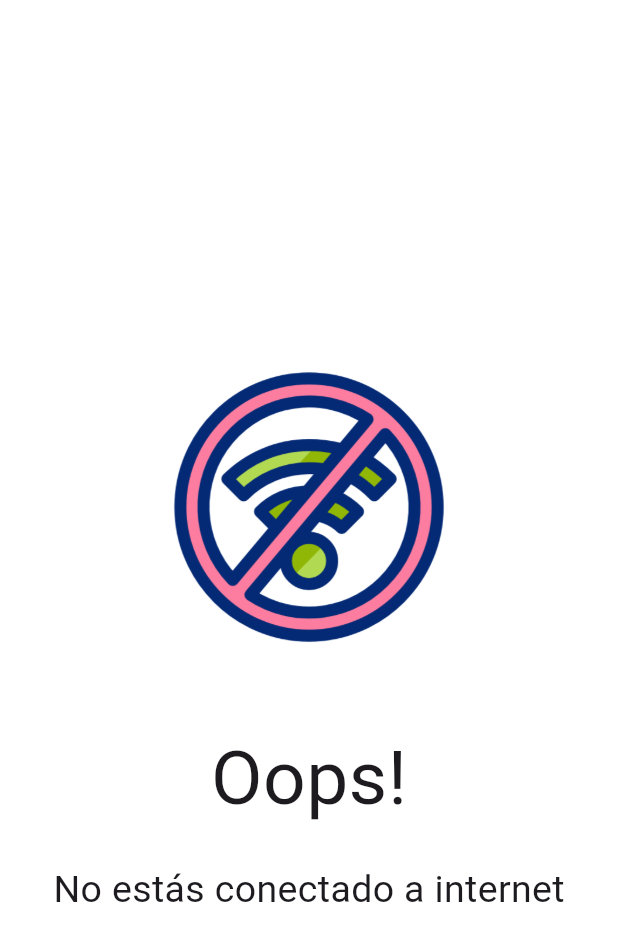
After one commit to jdmc-unah/Book-and-Play-Admin, a Flutter app: the ErrorConexion screen opened by its route, on a phone screen of 412 x 824 dp. The commit adds this screen. Shown: the top 941 px of the screen. Run offline on Flutter 3.47's test engine with Material 3 defaults, Android fonts, the phone set to English and light mode, and no system bars; our stand-ins replace cloud_firestore, firebase_auth, firebase_core, get, get_storage, go_router and 1 more; accounts and stored records are empty; generated files the repository leaves out were written again.

Commit message:
funcionalidad para evitar que app abra sin internet

```diff
--- a/bookandplay_admin/lib/main.dart
+++ b/bookandplay_admin/lib/main.dart
@@ -1,15 +1,22 @@
+import 'dart:async';
+
 import 'package:bookandplay_admin/controladores/filtro_controlador.dart';
+import 'package:bookandplay_admin/vistas/informacion_usuario.dart';
+import 'package:bookandplay_admin/widgets/error_conexion.dart';
 import 'package:bookandplay_admin/estilos/colores.dart';
 import 'package:bookandplay_admin/firebase_options.dart';
 import 'package:bookandplay_admin/vistas/crud_cancha.dart';
 import 'package:bookandplay_admin/vistas/pagina_inicio.dart';
-import 'package:bookandplay_admin/vistas/vistas_login/login.dart';
+import 'package:bookandplay_admin/vistas/login.dart';
 import 'package:flutter/material.dart';
+
 import 'package:flutter/services.dart';
+
 import 'package:get/get.dart';
 import 'package:get_storage/get_storage.dart';
 import 'package:go_router/go_router.dart';
 import 'package:firebase_core/firebase_core.dart';
+import 'package:internet_connection_checker_plus/internet_connection_checker_plus.dart';
 
 void main() async {
   WidgetsFlutterBinding.ensureInitialized();
@@ -24,8 +31,41 @@ void main() async {
   runApp(MyApp());
 }
 
-class MyApp extends StatelessWidget {
+class MyApp extends StatefulWidget {
   const MyApp({super.key});
+
+  @override
+  State<MyApp> createState() => _MyAppState();
+}
+
+class _MyAppState extends State<MyApp> {
+  bool conectado = false;
+  StreamSubscription? _internetStreamSub;
+
+  @override
+  void initState() {
+    super.initState();
+    //* Valida conexion a internet
+    _internetStreamSub = InternetConnection().onStatusChange.listen((event) {
+      if (event == InternetStatus.connected) {
+        setState(() {
+          conectado = true;
+          GetStorage().write('conectado', true);
+        });
+      } else {
+        setState(() {
+          conectado = false;
+          GetStorage().write('conectado', false);
+        });
+      }
+    });
+  }
+
+  @override
+  void dispose() {
+    _internetStreamSub?.cancel();
+    super.dispose();
+  }
 
   @override
   Widget build(BuildContext context) {
@@ -41,12 +81,20 @@ class MyApp extends StatelessWidget {
       routerConfig: GoRouter(
         navigatorKey: Get.key,
         redirect: (context, state) {
+          //* Valida Conexion a internet
+          final conectado = GetStorage().read('conectado');
+          if (conectado == false) {
+            return '/errorconexion';
+          }
+
+          //* Valida Sesion Iniciada
           final sesionIniciada = GetStorage().read('sesionIniciada') ?? false;
           final rutaActual = state.fullPath;
 
           if (!sesionIniciada && rutaActual == '/inicio') {
             return '/login';
           }
+
           return null;
         },
         initialLocation: '/inicio',
@@ -63,6 +111,13 @@ class MyApp extends StatelessWidget {
             builder: (context, state) {
               return PaginaInicio(); //TODO >> pagina de inicio
             },
+            routes: [
+              GoRoute(
+                path: '/informacion',
+                name: 'informacion',
+                builder: (context, state) => InfoUsuario(),
+              ),
+            ],
           ),
 
           GoRoute(
@@ -70,6 +125,12 @@ class MyApp extends StatelessWidget {
             path: '/cancha',
             builder: (context, state) => CRUDCancha(), //TODO>>> para el CRUD
           ),
+
+          GoRoute(
+            path: '/errorconexion',
+            name: 'errorconexion',
+            builder: (context, state) => ErrorConexion(),
+          ),
         ],
       ),
     );
--- /dev/null
+++ b/bookandplay_admin/lib/widgets/error_conexion.dart
@@ -0,0 +1,33 @@
+import 'package:flutter/material.dart';
+
+class ErrorConexion extends StatelessWidget {
+  const ErrorConexion({super.key});
+
+  @override
+  Widget build(BuildContext context) {
+    return Scaffold(
+      body: Container(
+        color: Colors.white,
+        child: SafeArea(
+          child: Center(
+            child: Column(
+              mainAxisAlignment: MainAxisAlignment.center,
+              crossAxisAlignment: CrossAxisAlignment.center,
+              children: [
+                Image.asset('assets/iconos/no-internet1.gif', height: 250),
+                SizedBox(height: 20),
+                Text('Oops!', style: TextStyle(fontSize: 50)),
+                SizedBox(height: 20),
+
+                Text(
+                  'No estás conectado a internet',
+                  style: TextStyle(fontSize: 25),
+                ),
+              ],
+            ),
+          ),
+        ),
+      ),
+    );
+  }
+}
--- a/bookandplay_admin/pubspec.yaml
+++ b/bookandplay_admin/pubspec.yaml
@@ -41,6 +41,9 @@ dependencies:
 
   change_app_package_name: ^1.5.0
   flutter_launcher_icons: ^0.14.4
+
+  internet_connection_checker_plus: ^2.7.2
+
   flutter:
     sdk: flutter
 
@@ -77,6 +80,7 @@ flutter:
   assets:
     - assets/data/canchas_test.json
     - assets/imagenes/fondologin_transp.png
+    - assets/iconos/no-internet1.gif
 
   # To add assets to your application, add an assets section, like this:
   # assets:
```
Also changed, not shown: bookandplay_admin/lib/vistas/informacion_usuario.dart (added, +10 -0 lines), bookandplay_admin/assets/iconos/no-internet1.gif (added), bookandplay_admin/lib/vistas/login.dart (renamed from bookandplay_admin/lib/vistas/vistas_login/login.dart), bookandplay_admin/pubspec.lock, 5 other files.
